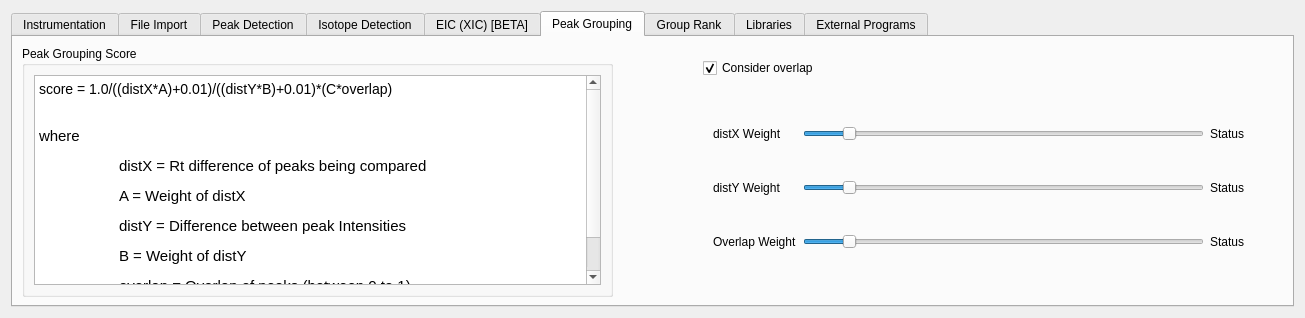
Before: the Qt Designer form mzroll/forms/settingsform.ui in ElucidataInc/ElMaven, drawn with Qt 5.
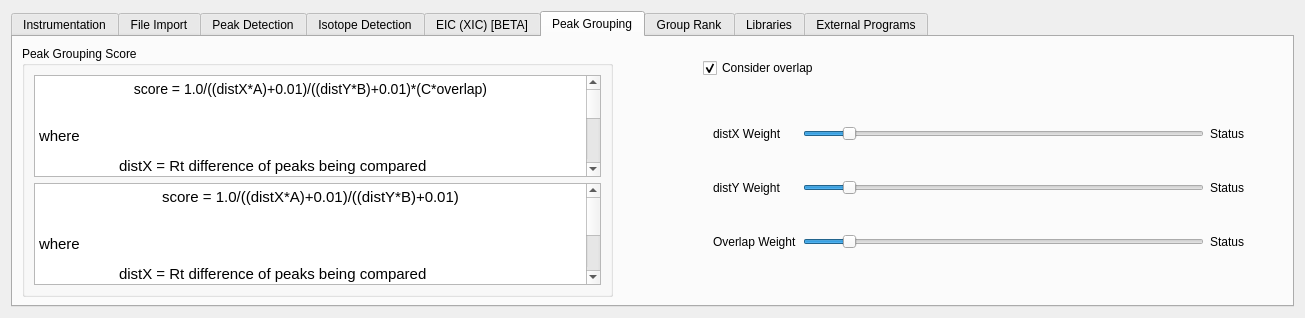
After: the same form once the commit is applied. The open tabs and pages were chosen to show the change. Icons and pictures are not drawn.

Commit message:
UI: Display peak grouping score formula with and without overlap #217
- Enable/disable the overlap slider in Peak Grouping tab accordingly.
- Display the appropriate score formula for overlap and without overlap

Issue: #217

Patch:
```diff
--- a/mzroll/forms/settingsform.ui
+++ b/mzroll/forms/settingsform.ui
@@ -785,14 +785,14 @@
         <string>Peak Grouping Score</string>
        </property>
        <layout class="QGridLayout" name="gridLayout_11">
-        <item row="1" column="3" colspan="3">
-         <widget class="QTextBrowser" name="textBrowser">
+        <item row="1" column="3" colspan="2">
+         <widget class="QTextBrowser" name="formulaWithOverlap">
           <property name="html">
            <string>&lt;!DOCTYPE HTML PUBLIC &quot;-//W3C//DTD HTML 4.0//EN&quot; &quot;http://www.w3.org/TR/REC-html40/strict.dtd&quot;&gt;
 &lt;html&gt;&lt;head&gt;&lt;meta name=&quot;qrichtext&quot; content=&quot;1&quot; /&gt;&lt;style type=&quot;text/css&quot;&gt;
 p, li { white-space: pre-wrap; }
 &lt;/style&gt;&lt;/head&gt;&lt;body style=&quot; font-family:'Ubuntu'; font-size:11pt; font-weight:400; font-style:normal;&quot;&gt;
-&lt;p style=&quot; margin-top:12px; margin-bottom:12px; margin-left:0px; margin-right:0px; -qt-block-indent:0; text-indent:0px;&quot;&gt;&lt;span style=&quot; font-family:'Droid Sans Mono,Courier New,monospace,Droid Sans Fallback'; font-size:14px; color:#000000;&quot;&gt;score = 1.0/((distX*A)+0.01)/((distY*B)+0.01)*(C*overlap)&lt;/span&gt;&lt;br /&gt;&lt;/p&gt;
+&lt;p align=&quot;center&quot; style=&quot; margin-top:12px; margin-bottom:12px; margin-left:0px; margin-right:0px; -qt-block-indent:0; text-indent:0px;&quot;&gt;&lt;span style=&quot; font-family:'Droid Sans Mono,Courier New,monospace,Droid Sans Fallback'; font-size:14px; color:#000000;&quot;&gt;score = 1.0/((distX*A)+0.01)/((distY*B)+0.01)*(C*overlap)&lt;/span&gt;&lt;br /&gt;&lt;/p&gt;
 &lt;p style=&quot; margin-top:12px; margin-bottom:12px; margin-left:0px; margin-right:0px; -qt-block-indent:0; text-indent:0px;&quot;&gt;where&lt;/p&gt;
 &lt;p style=&quot; margin-top:12px; margin-bottom:12px; margin-left:0px; margin-right:0px; -qt-block-indent:0; text-indent:0px;&quot;&gt;	distX = Rt difference of peaks being compared&lt;/p&gt;
 &lt;p style=&quot; margin-top:12px; margin-bottom:12px; margin-left:0px; margin-right:0px; -qt-block-indent:0; text-indent:0px;&quot;&gt;	A = Weight of distX&lt;/p&gt;
@@ -803,6 +803,22 @@
           </property>
          </widget>
         </item>
+        <item row="2" column="3" colspan="2">
+         <widget class="QTextBrowser" name="formulaWithoutOverlap">
+          <property name="html">
+           <string>&lt;!DOCTYPE HTML PUBLIC &quot;-//W3C//DTD HTML 4.0//EN&quot; &quot;http://www.w3.org/TR/REC-html40/strict.dtd&quot;&gt;
+&lt;html&gt;&lt;head&gt;&lt;meta name=&quot;qrichtext&quot; content=&quot;1&quot; /&gt;&lt;style type=&quot;text/css&quot;&gt;
+p, li { white-space: pre-wrap; }
+&lt;/style&gt;&lt;/head&gt;&lt;body style=&quot; font-family:'Ubuntu'; font-size:11pt; font-weight:400; font-style:normal;&quot;&gt;
+&lt;p align=&quot;center&quot; style=&quot; margin-top:0px; margin-bottom:0px; margin-left:0px; margin-right:0px; -qt-block-indent:0; text-indent:0px;&quot;&gt;&lt;span style=&quot; font-family:'Droid Sans Mono,Courier New,monospace,Droid Sans Fallback'; color:#000000;&quot;&gt;score = 1.0/((distX*A)+0.01)/((distY*B)+0.01)&lt;/span&gt;&lt;br /&gt;&lt;/p&gt;
+&lt;p style=&quot; margin-top:12px; margin-bottom:12px; margin-left:0px; margin-right:0px; -qt-block-indent:0; text-indent:0px;&quot;&gt;where&lt;/p&gt;
+&lt;p style=&quot; margin-top:12px; margin-bottom:12px; margin-left:0px; margin-right:0px; -qt-block-indent:0; text-indent:0px;&quot;&gt;	distX = Rt difference of peaks being compared&lt;/p&gt;
+&lt;p style=&quot; margin-top:12px; margin-bottom:12px; margin-left:0px; margin-right:0px; -qt-block-indent:0; text-indent:0px;&quot;&gt;	A = Weight of distX&lt;/p&gt;
+&lt;p style=&quot; margin-top:12px; margin-bottom:12px; margin-left:0px; margin-right:0px; -qt-block-indent:0; text-indent:0px;&quot;&gt;	distY = Difference between peak Intensities&lt;/p&gt;
+&lt;p style=&quot; margin-top:12px; margin-bottom:12px; margin-left:0px; margin-right:0px; -qt-block-indent:0; text-indent:0px;&quot;&gt;	B = Weight of distY&lt;/p&gt;&lt;/body&gt;&lt;/html&gt;</string>
+          </property>
+         </widget>
+        </item>
        </layout>
       </widget>
       <widget class="QWidget" name="gridLayoutWidget_2">
```
The commit also changes 2 other files.
